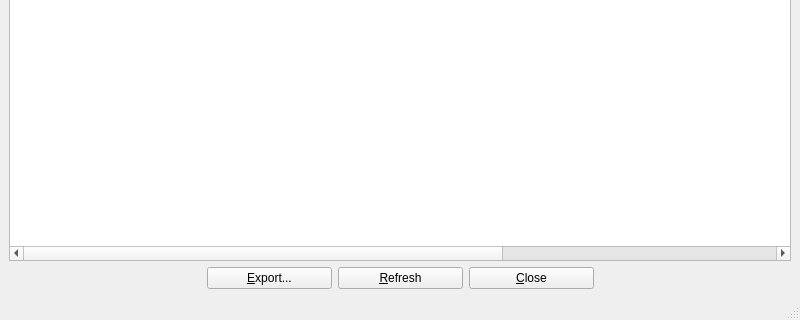
The window that UI/biblioteq_files.ui (textbrowser/biblioteq) describes before a commit, drawn with Qt 5; both pictures show x 0 to 800 and y 280 to 600 of the 800 by 600 pixel window.
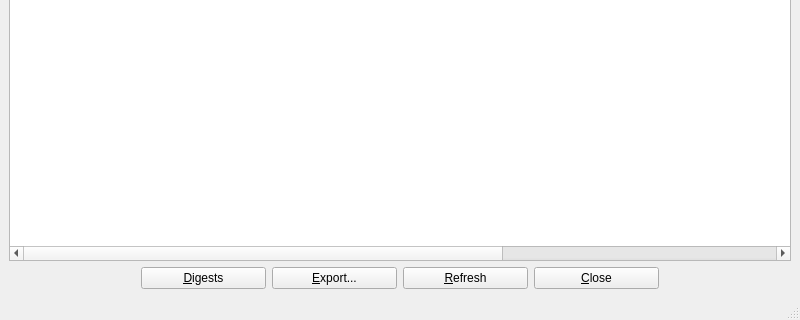
The same window after the commit. Icons and pictures are not drawn.

The edit to the form file:
```diff
--- a/UI/biblioteq_files.ui
+++ b/UI/biblioteq_files.ui
@@ -174,6 +174,26 @@
         </property>
        </spacer>
       </item>
+      <item>
+       <widget class="QPushButton" name="digests">
+        <property name="minimumSize">
+         <size>
+          <width>125</width>
+          <height>0</height>
+         </size>
+        </property>
+        <property name="toolTip">
+         <string>&lt;html&gt;&lt;head/&gt;&lt;body&gt;&lt;p&gt;Compute cryptographic digests of selected file(s).&lt;/p&gt;&lt;/body&gt;&lt;/html&gt;</string>
+        </property>
+        <property name="text">
+         <string>&amp;Digests</string>
+        </property>
+        <property name="icon">
+         <iconset resource="../Icons/icons.qrc">
+          <normaloff>:/16x16/sum.png</normaloff>:/16x16/sum.png</iconset>
+        </property>
+       </widget>
+      </item>
       <item>
        <widget class="QPushButton" name="export_files">
         <property name="minimumSize">
```
Left out of the diff: 1 changed line with no effect on the pictures.
